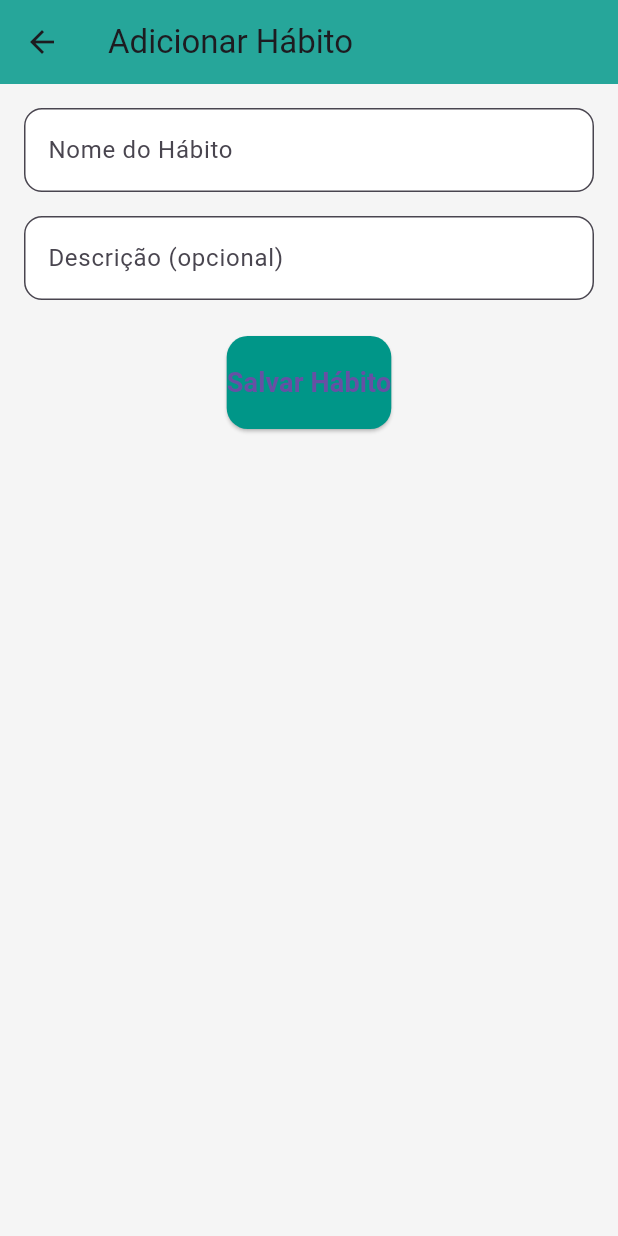
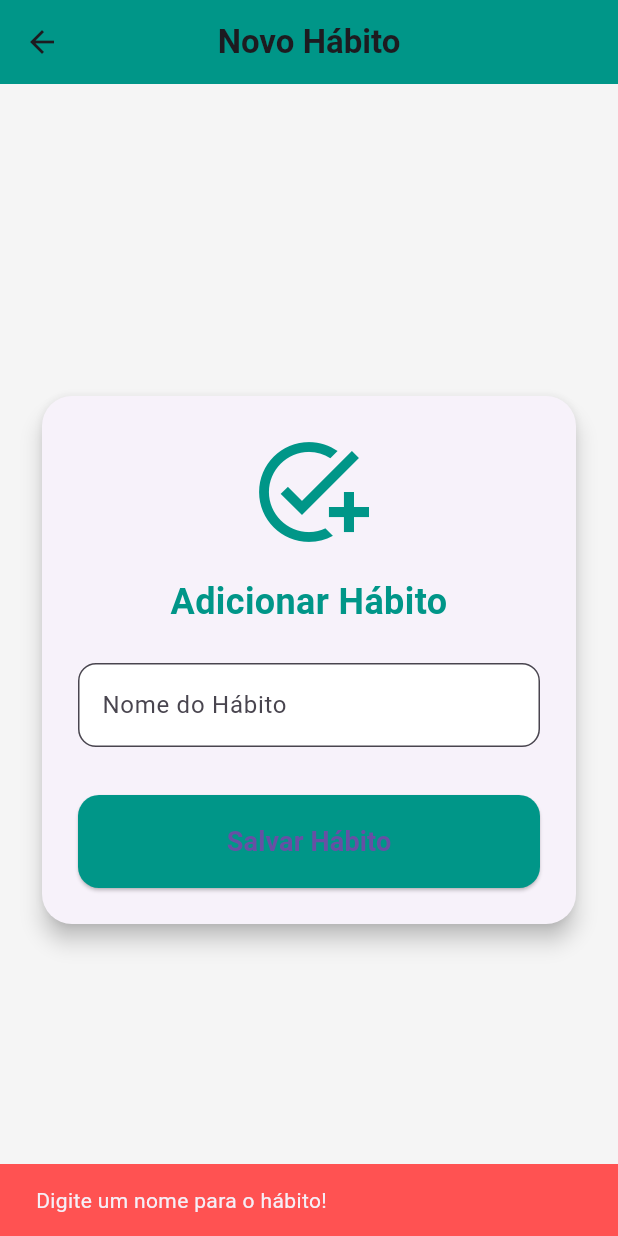
Before and after one commit to EricIkeda1/Quiz2Go, a Flutter app: the AdicionarHabito screen opened directly, after a tap on "Salvar Hábito", on a phone screen of 412 x 824 dp. Run offline on Flutter 3.47's test engine with Material 3 defaults, Android fonts, the light colour scheme and no system bars.

Commit message:
Página Reformulado Adicionar Habito

```diff
--- a/lib/paginas/adicionar_habito.dart
+++ b/lib/paginas/adicionar_habito.dart
@@ -1,5 +1,4 @@
 import 'package:flutter/material.dart';
-import '../modelos/habito.dart';
 import '../componentes/campo_habito.dart';
 import '../componentes/botao_habito.dart';
 import 'quiz.dart';
@@ -13,10 +12,17 @@ class AdicionarHabito extends StatefulWidget {
 
 class _AdicionarHabitoState extends State<AdicionarHabito> {
   final TextEditingController nomeController = TextEditingController();
-  final TextEditingController descricaoController = TextEditingController();
 
   void salvarHabito() {
-    if (nomeController.text.isEmpty) return;
+    if (nomeController.text.isEmpty) {
+      ScaffoldMessenger.of(context).showSnackBar(
+        const SnackBar(
+          content: Text("Digite um nome para o hábito!"),
+          backgroundColor: Colors.redAccent,
+        ),
+      );
+      return;
+    }
 
     final novaPergunta = nomeController.text;
 
@@ -33,22 +39,57 @@ class _AdicionarHabitoState extends State<AdicionarHabito> {
   @override
   Widget build(BuildContext context) {
     return Scaffold(
+      backgroundColor: Colors.grey[100],
       appBar: AppBar(
-        title: const Text('Adicionar Hábito'),
-        backgroundColor: Colors.teal[400],
+        elevation: 0,
+        backgroundColor: Colors.teal,
+        title: const Text(
+          'Novo Hábito',
+          style: TextStyle(fontWeight: FontWeight.bold),
+        ),
+        centerTitle: true,
       ),
-      backgroundColor: Colors.grey[100],
-      body: Padding(
-        padding: const EdgeInsets.all(16.0),
-        child: Column(
-          children: [
-            CampoHabito(label: "Nome do Hábito", controller: nomeController),
-            const SizedBox(height: 16),
-            CampoHabito(
-                label: "Descrição (opcional)", controller: descricaoController),
-            const SizedBox(height: 24),
-            BotaoHabito(texto: "Salvar Hábito", onPressed: salvarHabito),
-          ],
+      body: Center(
+        child: SingleChildScrollView(
+          child: Padding(
+            padding: const EdgeInsets.all(24.0),
+            child: Card(
+              elevation: 6,
+              shape: RoundedRectangleBorder(
+                borderRadius: BorderRadius.circular(20),
+              ),
+              child: Padding(
+                padding: const EdgeInsets.all(24.0),
+                child: Column(
+                  crossAxisAlignment: CrossAxisAlignment.stretch,
+                  children: [
+                    const Icon(Icons.add_task,
+                        size: 80, color: Colors.teal),
+                    const SizedBox(height: 16),
+                    const Text(
+                      "Adicionar Hábito",
+                      textAlign: TextAlign.center,
+                      style: TextStyle(
+                        fontSize: 24,
+                        fontWeight: FontWeight.bold,
+                        color: Colors.teal,
+                      ),
+                    ),
+                    const SizedBox(height: 24),
+                    CampoHabito(
+                      label: "Nome do Hábito",
+                      controller: nomeController,
+                    ),
+                    const SizedBox(height: 32),
+                    BotaoHabito(
+                      texto: "Salvar Hábito",
+                      onPressed: salvarHabito,
+                    ),
+                  ],
+                ),
+              ),
+            ),
+          ),
         ),
       ),
     );
```
